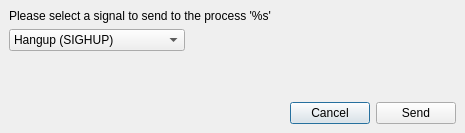
First picture: the form in Under Construction/Activity Monitor.app/Resources/activity_monitor/ui/dialog_send_signal.ui, repository helloSystem/Utilities, before the edit.
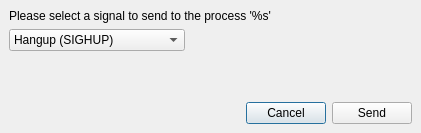
Second picture: the form after the edit.

What changed in the file:
```diff
--- a/Under Construction/Activity Monitor.app/Resources/activity_monitor/ui/dialog_send_signal.ui
+++ b/Under Construction/Activity Monitor.app/Resources/activity_monitor/ui/dialog_send_signal.ui
@@ -12,7 +12,7 @@
             <rect>
                 <x>0</x>
                 <y>0</y>
-                <width>465</width>
+    <width>421</width>
                 <height>133</height>
             </rect>
         </property>
```
Left out of the diff: 2 changed lines with no effect on the pictures. Lines whose indentation alone changed are shown as unchanged.
